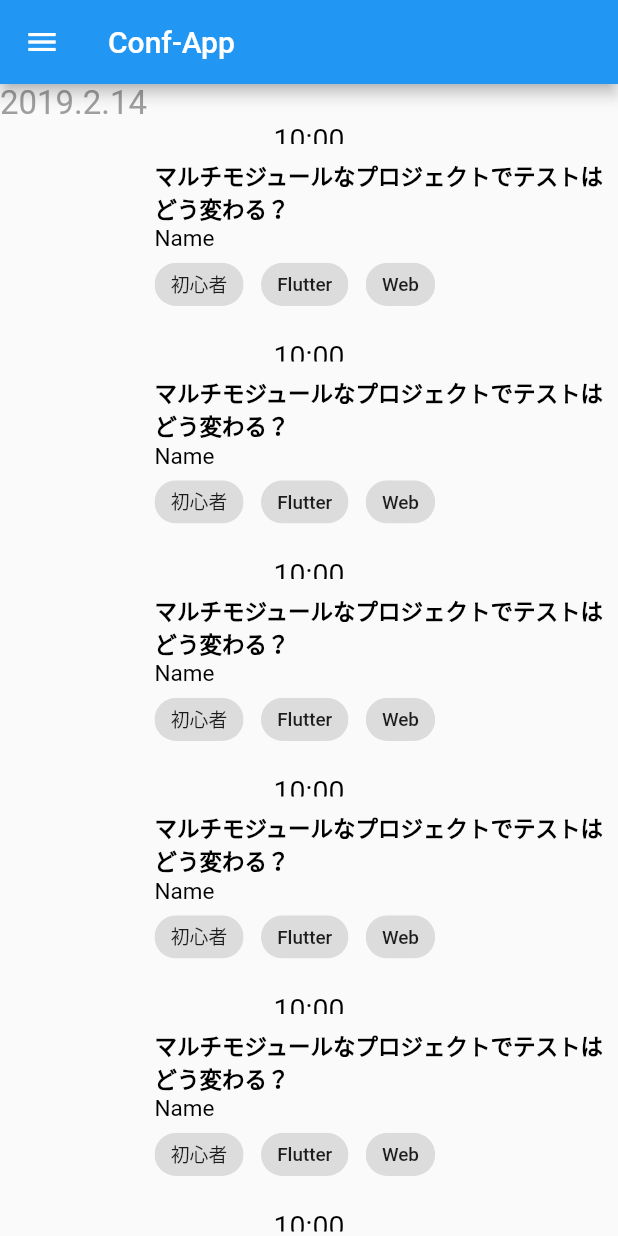
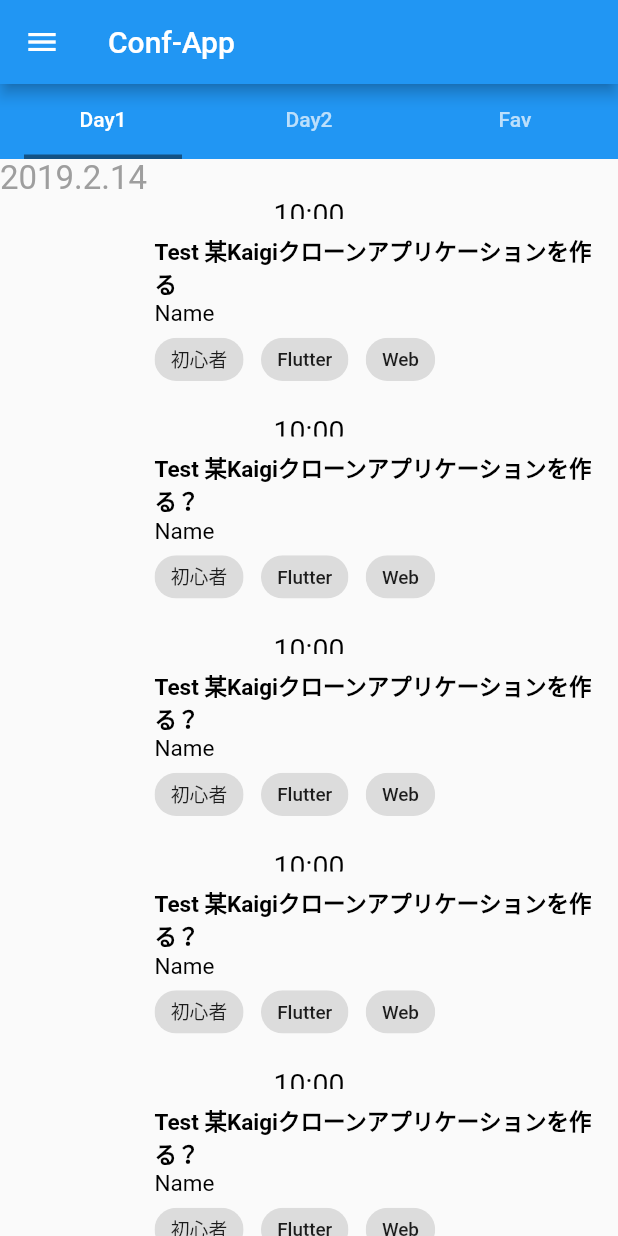
Before and after one commit to KouT127/conf_clone_app, a Flutter app: the screen it shows after launch, on a phone screen of 412 x 824 dp. Run offline on Flutter 3.47's test engine with Material 2 defaults, Android fonts, the phone set to English and light mode, and no system bars; drawn by our look-alikes of sticky_headers.

Commit message:
Add tab Component

```diff
--- /dev/null
+++ b/conf_clone_app/lib/ui/components/tab.dart
@@ -0,0 +1,47 @@
+import 'package:flutter/material.dart';
+
+class AppTabs extends StatelessWidget {
+  @override
+  Widget build(BuildContext context) {
+    return DefaultTabController(
+        length: 3,
+        child: Column(
+          children: <Widget>[
+            Container(
+              constraints: BoxConstraints.expand(height: 50),
+              color: Colors.blue,
+              child: TabBar(
+                tabs: _tabChildParameters(),
+                indicatorColor: Colors.black45,
+                indicatorWeight: 3,
+                indicatorSize: TabBarIndicatorSize.label,
+              ),
+            ),
+          ],
+        ));
+  }
+}
+
+List<Widget> _tabChildParameters() => [
+      Tab(
+        child: Container(
+          alignment: Alignment.center,
+          constraints: BoxConstraints.expand(),
+          child: Text("Day1"),
+        ),
+      ),
+      Tab(
+        child: Container(
+          alignment: Alignment.center,
+          constraints: BoxConstraints.expand(),
+          child: Text("Day2"),
+        ),
+      ),
+      Tab(
+        child: Container(
+          alignment: Alignment.center,
+          constraints: BoxConstraints.expand(),
+          child: Text("Fav"),
+        ),
+      ),
+    ];
--- a/conf_clone_app/lib/ui/pages/time_table.dart
+++ b/conf_clone_app/lib/ui/pages/time_table.dart
@@ -1,5 +1,6 @@
 import 'package:flutter/material.dart';
 import 'package:sticky_headers/sticky_headers.dart';
+import 'package:conf_clone_app/ui/components/tab.dart';
 
 class TimeTableView extends StatelessWidget {
   @override
@@ -7,6 +8,7 @@ class TimeTableView extends StatelessWidget {
     return Flex(
       direction: Axis.vertical,
       children: <Widget>[
+        AppTabs(),
         SizedBox(
           height: 25.0,
           width: double.infinity,
@@ -111,7 +113,7 @@ List<Widget> _buildTags(List<String> tags) {
 
 const PresentationList = [
   Presentation(
-      title: 'マルチモジュールなプロジェクトでテストはどう変わる？',
+      title: 'Test 某Kaigiクローンアプリケーションを作る',
       name: 'Name',
       content: '19:20',
       tags: [
@@ -120,7 +122,7 @@ const PresentationList = [
         'Web',
       ]),
   Presentation(
-      title: 'マルチモジュールなプロジェクトでテストはどう変わる？',
+      title: 'Test 某Kaigiクローンアプリケーションを作る？',
       name: 'Name',
       content: '19:30^',
       tags: [
@@ -129,7 +131,7 @@ const PresentationList = [
         'Web',
       ]),
   Presentation(
-      title: 'マルチモジュールなプロジェクトでテストはどう変わる？',
+      title: 'Test 某Kaigiクローンアプリケーションを作る？',
       name: 'Name',
       content: 'content',
       tags: [
@@ -138,7 +140,7 @@ const PresentationList = [
         'Web',
       ]),
   Presentation(
-      title: 'マルチモジュールなプロジェクトでテストはどう変わる？',
+      title: 'Test 某Kaigiクローンアプリケーションを作る？',
       name: 'Name',
       content: 'content',
       tags: [
@@ -147,7 +149,7 @@ const PresentationList = [
         'Web',
       ]),
   Presentation(
-      title: 'マルチモジュールなプロジェクトでテストはどう変わる？',
+      title: 'Test 某Kaigiクローンアプリケーションを作る？',
       name: 'Name',
       content: 'content',
       tags: [
@@ -156,7 +158,7 @@ const PresentationList = [
         'Web',
       ]),
   Presentation(
-      title: 'マルチモジュールなプロジェクトでテストはどう変わる？',
+      title: 'Test 某Kaigiクローンアプリケーションを作る？',
       name: 'Name',
       content: 'content',
       tags: [
@@ -165,7 +167,7 @@ const PresentationList = [
         'Web',
       ]),
   Presentation(
-      title: 'マルチモジュールなプロジェクトでテストはどう変わる？',
+      title: 'Test 某Kaigiクローンアプリケーションを作る？',
       name: 'Name',
       content: '19:20',
       tags: [
@@ -174,7 +176,7 @@ const PresentationList = [
         'Web',
       ]),
   Presentation(
-      title: 'マルチモジュールなプロジェクトでテストはどう変わる？',
+      title: 'Test 某Kaigiクローンアプリケーションを作る？Test 某Kaigiクローンアプリケーションを作るTest 某Kaigiクローンアプリケーションを作るTest 某Kaigiクローンアプリケーションを作る',
       name: 'Name',
       content: '19:30^',
       tags: [
@@ -183,7 +185,7 @@ const PresentationList = [
         'Web',
       ]),
   Presentation(
-      title: 'マルチモジュールなプロジェクトでテストはどう変わる？',
+      title: 'Test 某Kaigiクローンアプリケーションを作る？',
       name: 'Name',
       content: 'content',
       tags: [
@@ -192,7 +194,7 @@ const PresentationList = [
         'Web',
       ]),
   Presentation(
-      title: 'マルチモジュールなプロジェクトでテストはどう変わる？',
+      title: 'Test 某Kaigiクローンアプリケーションを作る？',
       name: 'Name',
       content: 'content',
       tags: [
@@ -201,7 +203,7 @@ const PresentationList = [
         'Web',
       ]),
   Presentation(
-      title: 'マルチモジュールなプロジェクトでテストはどう変わる？',
+      title: 'Test 某Kaigiクローンアプリケーションを作る？',
       name: 'Name',
       content: 'content',
       tags: [
@@ -210,7 +212,7 @@ const PresentationList = [
         'Web',
       ]),
   Presentation(
-      title: 'マルチモジュールなプロジェクトでテストはどう変わる？',
+      title: 'Test 某Kaigiクローンアプリケーションを作る？',
       name: 'Name',
       content: 'content',
       tags: [
```
